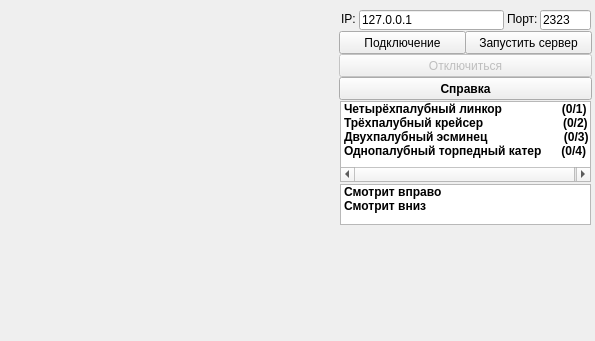
Qt form SeaBattle.ui (Centronics/SeaBattle) before a commit.
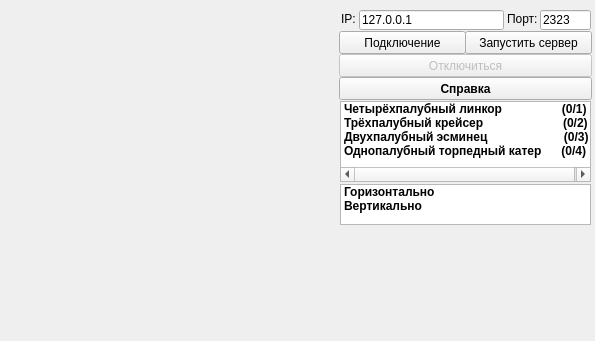
The same form after that commit.

Commit message: Правка недоработок интерфейса.

The edit to the form file:
```diff
--- a/SeaBattle.ui
+++ b/SeaBattle.ui
@@ -209,7 +209,7 @@
    </property>
    <item>
     <property name="text">
-     <string notr="true">Смотрит вправо</string>
+     <string notr="true">Горизонтально</string>
     </property>
     <property name="font">
      <font>
@@ -220,7 +220,7 @@
    </item>
    <item>
     <property name="text">
-     <string>Смотрит вниз</string>
+     <string>Вертикально</string>
     </property>
     <property name="whatsThis">
      <string notr="true"/>
```
The commit also changes 2 other files.
